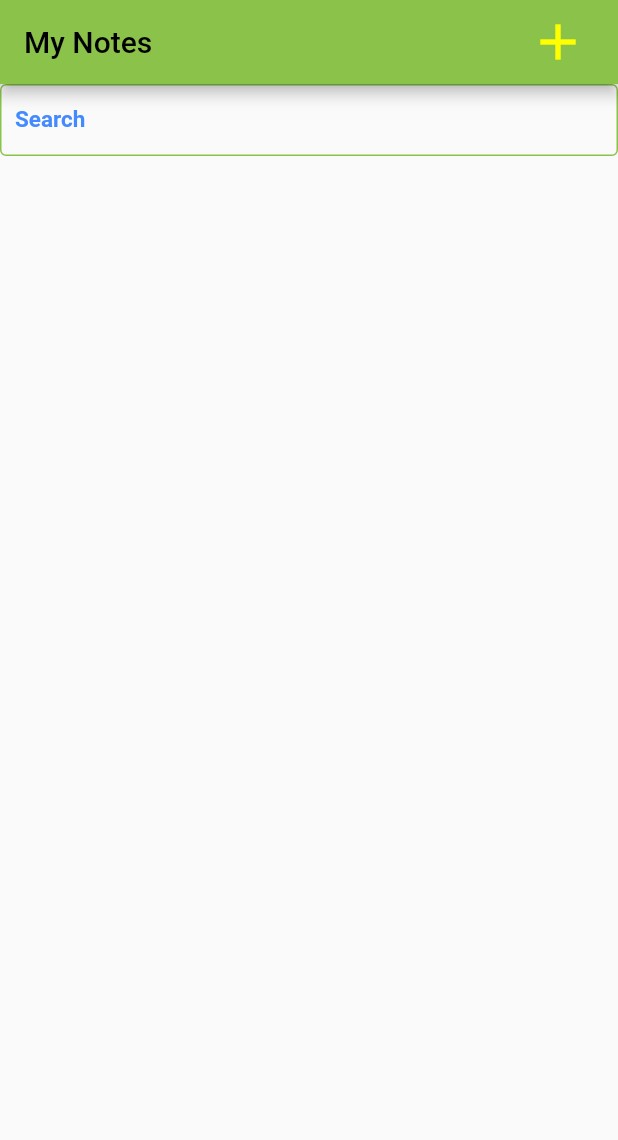
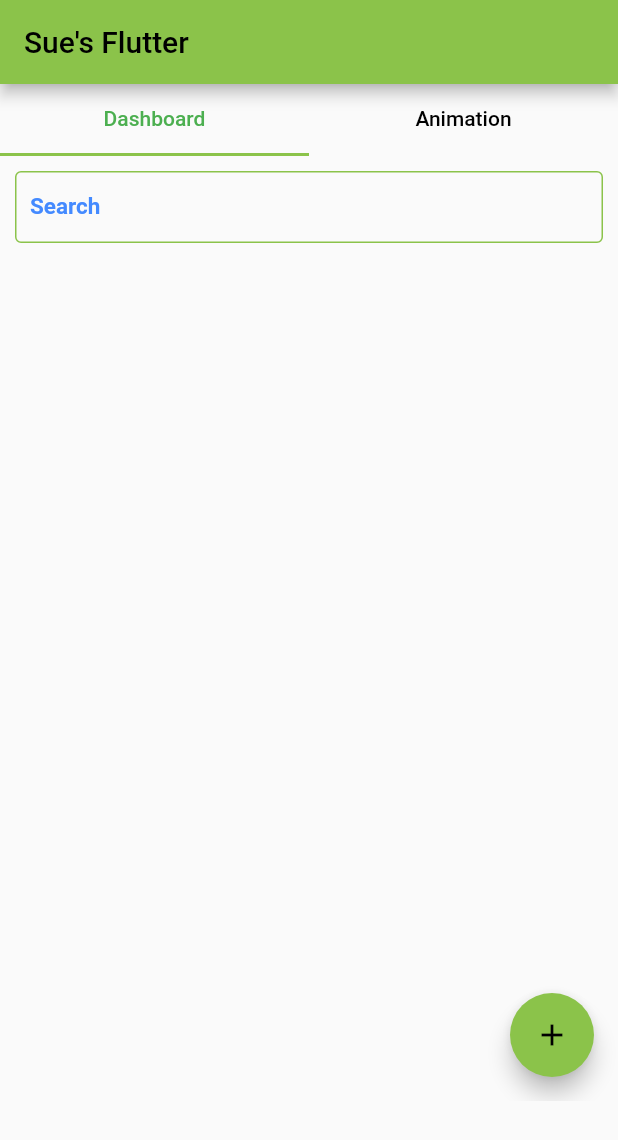
Before and after one commit to sueleekr/flutter-practice, a Flutter app: the screen it shows after launch, on a phone screen of 412 x 824 dp. Shown: the top 1140 px of the screen. Run offline on Flutter 3.47's test engine with Material 2 defaults, Android fonts, the phone set to English and light mode, and no system bars; our stand-ins replace async_redux.

Commit message:
animation

```diff
--- a/lib/main.dart
+++ b/lib/main.dart
@@ -1,6 +1,7 @@
 import 'package:async_redux/async_redux.dart';
 import 'package:flutter/material.dart';
 import 'package:todo_with_redux/pages/dashboard.dart';
+import 'package:todo_with_redux/pages/mainboard.dart';
 import 'package:todo_with_redux/pages/notedetails.dart';
 import 'package:todo_with_redux/redux/app_state.dart';
 import 'package:todo_with_redux/redux/store.dart';
@@ -20,8 +21,9 @@ class MyApp extends StatelessWidget {
         primaryColor: Colors.green,
         primarySwatch: Colors.lightGreen,
       ),
-      initialRoute: '/notelist',
+      initialRoute: '/',
       routes: {
+        '/':(content) => MainBoard(),
         '/notelist': (content) => Dashboard(),
         //'/addnote': (context) => NoteDetails(),
         '/notedetails': (context)
--- a/lib/pages/dashboard.dart
+++ b/lib/pages/dashboard.dart
@@ -54,8 +54,9 @@ class _DashboardState extends State<_Dashboard> {
 
     return
     Scaffold(
-      appBar:
+/*       appBar:
         AppBar(
+          backgroundColor: Colors.white,
           title:Text('My Notes'),
           actions: [
             Padding(
@@ -69,29 +70,31 @@ class _DashboardState extends State<_Dashboard> {
                 },
                 child: Icon(
                   Icons.add,
-                  color: Colors.yellowAccent,
+                  color: Colors.blue,
                   size: 40.0,
                 ),
               )
             ),
           ],
-        ),
+        ), */
 
-/*         floatingActionButton:FloatingActionButton(
+        floatingActionButton:FloatingActionButton(
           child: Icon(Icons.add),
           onPressed: () => {
             Navigator.pushNamed(context,
               '/notedetails',
-              arguments: Note('',''),
+              arguments: NoteDetailsArguments()
             )
           }
-        ), */
+        ),
 
       body:
         Center(
             child:
               Column(
                 children: [
+                  Padding(padding: EdgeInsets.all(10),
+                    child:
                       TextField(
                         controller: searchItemControler,
                         decoration: InputDecoration(
@@ -113,7 +116,8 @@ class _DashboardState extends State<_Dashboard> {
                         ),
                         onSubmitted: (value) => onSubmitSearch(value),
                       ),
-                  Padding(padding: EdgeInsets.only(top: 30)),
+                  ),
+                  Padding(padding: EdgeInsets.only(top: 10)),
                   Expanded(
                     child:
                       ListView.builder(
--- /dev/null
+++ b/lib/pages/mainboard.dart
@@ -0,0 +1,53 @@
+import 'package:flutter/material.dart';
+import 'package:todo_with_redux/pages/animation.dart';
+import 'package:todo_with_redux/pages/dashboard.dart';
+
+class MainBoard extends StatefulWidget {
+  @override
+  _MainBoardState createState() => _MainBoardState();
+}
+
+class _MainBoardState extends State<MainBoard> {
+
+  @override
+  Widget build(BuildContext context) {
+    return Scaffold(
+      appBar: AppBar(
+        title: Text('Sue\'s Flutter'),
+      ),
+      body: SingleChildScrollView(
+        child: Column(
+          crossAxisAlignment: CrossAxisAlignment.stretch,
+          children: [
+            DefaultTabController(
+              length: 2, // length of tabs
+              initialIndex: 0,
+              child: Column(crossAxisAlignment: CrossAxisAlignment.stretch,
+                children: [
+                  Container(
+                    child: TabBar(
+                      labelColor: Colors.green,
+                      unselectedLabelColor: Colors.black,
+                      tabs: [
+                        Tab(text: 'Dashboard'),
+                        Tab(text: 'Animation'),
+                      ],
+                    ),
+                  ),
+                  Container(
+                    height: 630, //height of TabBarView
+                   child: TabBarView(
+                      children: [
+                        Dashboard(),
+                        AnimationBoard()
+                      ]
+                    )
+                  )
+                ]
+              )
+            ),
+        ]),
+      ),
+    );
+  }
+}
```
Also changed, not shown: lib/pages/animation.dart (added, +153 -0 lines), lib/pages/animation_step1.dart (added, +92 -0 lines), lib/pages/animation_step2.dart (added, +65 -0 lines). Lines whose indentation alone changed are shown as unchanged.
